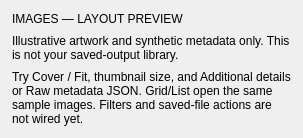
Qt form src/dtflow/ui/forms/gallery_context.ui (djebaz/dtflow) before a commit.
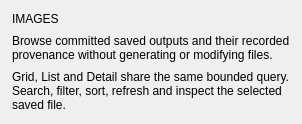
The same form after that commit.

Commit message: Phase 8A: connect saved-output services to the Images viewer (#34)

The edit to the form file:
```diff
--- a/src/dtflow/ui/forms/gallery_context.ui
+++ b/src/dtflow/ui/forms/gallery_context.ui
@@ -10,17 +10,17 @@
    <property name="bottomMargin"><number>12</number></property>
    <property name="spacing"><number>8</number></property>
    <item><widget class="QLabel" name="galleryContextHeading">
-    <property name="text"><string>IMAGES — LAYOUT PREVIEW</string></property>
+    <property name="text"><string>IMAGES</string></property>
     <property name="role" stdset="0"><string>eyebrow</string></property>
     <property name="wordWrap"><bool>true</bool></property>
    </widget></item>
    <item><widget class="QLabel" name="galleryContextHint">
-    <property name="text"><string>Illustrative artwork and synthetic metadata only. This is not your saved-output library.</string></property>
+    <property name="text"><string>Browse committed saved outputs and their recorded provenance without generating or modifying files.</string></property>
     <property name="wordWrap"><bool>true</bool></property>
     <property name="role" stdset="0"><string>secondary</string></property>
    </widget></item>
    <item><widget class="QLabel" name="galleryContextActionsHint">
-    <property name="text"><string>Try Cover / Fit, thumbnail size, and Additional details or Raw metadata JSON. Grid/List open the same sample images. Filters and saved-file actions are not wired yet.</string></property>
+    <property name="text"><string>Grid, List and Detail share the same bounded query. Search, filter, sort, refresh and inspect the selected saved file.</string></property>
     <property name="wordWrap"><bool>true</bool></property>
    </widget></item>
    <item><spacer name="galleryContextSpacer">
```
The commit also changes 19 other files.
